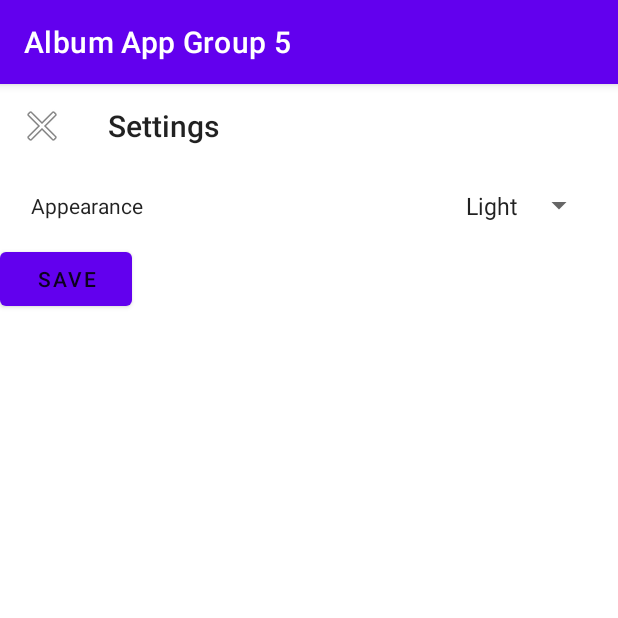
After one commit to dodgero11/AlbumAppGroup5, an Android app: the AppSettings screen opened directly, with no data from a screen before it, on a phone screen of 412 x 824 dp, the top half of it. The commit adds this screen. Run offline under Robolectric (Android 15) with nearby library versions, the phone set to English and light mode, and no system bars.

Commit message:
app settings (theme) [unfinished]
added app settings activity:
- AppSettings class
  + settings are saved using SharePreferences
  + currently only has settings for theme
- app_settings xml layout file
- MainActivity overrides onActivityResult to handle changes from settings (only debug logging currently)
- (misc) changed and added some string resource for the activity, declared activity in manifest

added Global class to declare global variables

*code to change theme between light/dark to be implemented later - use AppCompatActivity and automatic day/night theme colors for views

```diff
--- a/AlbumAppGroup5/app/src/main/AndroidManifest.xml
+++ b/AlbumAppGroup5/app/src/main/AndroidManifest.xml
@@ -28,5 +28,7 @@
             </intent-filter>
         </activity>
 
+        <activity android:name=".activities.AppSettings"/>
+
     </application>
 </manifest>
--- /dev/null
+++ b/AlbumAppGroup5/app/src/main/java/com/example/albumappgroup5/activities/AppSettings.java
@@ -0,0 +1,94 @@
+package com.example.albumappgroup5.activities;
+
+import android.app.Activity;
+import android.content.DialogInterface;
+import android.content.SharedPreferences;
+import android.os.Bundle;
+//import android.util.Log;
+import android.view.View;
+import android.widget.ArrayAdapter;
+import android.widget.Button;
+import android.widget.Spinner;
+import android.widget.Toast;
+import android.widget.Toolbar;
+
+import androidx.annotation.Nullable;
+import androidx.appcompat.app.AlertDialog;
+import androidx.appcompat.app.AppCompatActivity;
+
+import com.example.albumappgroup5.R;
+
+public class AppSettings extends AppCompatActivity {
+    Spinner spinnerAppearance;
+
+    @Override
+    protected void onCreate(@Nullable Bundle savedInstanceState) {
+        super.onCreate(savedInstanceState);
+        setContentView(R.layout.app_settings);
+
+        // bind views
+        spinnerAppearance = findViewById(R.id.spinnerAppearance);
+        final Toolbar settingsToolbar = findViewById(R.id.settingsToolbar);
+        final Button settingsSaveButton = findViewById(R.id.settingsSaveButton);
+
+        // spinner items
+        ArrayAdapter<CharSequence> adapter = ArrayAdapter.createFromResource(this, R.array.appearanceOptions, android.R.layout.simple_spinner_item);
+        adapter.setDropDownViewResource(android.R.layout.simple_spinner_dropdown_item);
+        spinnerAppearance.setAdapter(adapter);
+
+        // toolbar behavior
+        settingsToolbar.setNavigationOnClickListener(new View.OnClickListener() {
+            @Override
+            public void onClick(View v) {
+                new AlertDialog.Builder(AppSettings.this)
+                        .setTitle("Exit settings")
+                        .setMessage("Save your changes?")
+                        .setPositiveButton("Save and exit", new DialogInterface.OnClickListener() {
+                            @Override
+                            public void onClick(DialogInterface dialog, int which) {
+                                saveSettings();
+                                setResult(RESULT_OK);
+                                finish();
+                            }
+                        })
+                        .setNegativeButton("Exit without saving", new DialogInterface.OnClickListener() {
+                            @Override
+                            public void onClick(DialogInterface dialog, int which) {
+                                setResult(RESULT_CANCELED);
+                                finish();
+                            }
+                        })
+                        .show();
+//                finish();
+            }
+        });
+
+        // save button
+        settingsSaveButton.setOnClickListener(v -> {
+            saveSettings();
+            setResult(RESULT_OK);
+            finish();
+        });
+
+        loadSettings(); // get current settings to set selected items
+    }
+
+    private void saveSettings () {
+        SharedPreferences preferences = getSharedPreferences(Global.SETTINGS, Activity.MODE_PRIVATE);
+        SharedPreferences.Editor editor = preferences.edit();
+        editor.putBoolean(Global.SETTINGS_NIGHT, spinnerAppearance.getSelectedItemPosition() == 1);
+        editor.apply();
+        Toast.makeText(this, "Settings changed", Toast.LENGTH_LONG).show();
+    }
+
+    public void loadSettings () {
+        SharedPreferences preferences = getSharedPreferences(Global.SETTINGS, Activity.MODE_PRIVATE);
+        if (preferences == null)
+            return;
+
+        if (preferences.getBoolean(Global.SETTINGS_NIGHT, false))
+            spinnerAppearance.setSelection(1);
+        else
+            spinnerAppearance.setSelection(0);
+    }
+}
--- /dev/null
+++ b/AlbumAppGroup5/app/src/main/java/com/example/albumappgroup5/activities/Global.java
@@ -0,0 +1,6 @@
+package com.example.albumappgroup5.activities;
+
+public class Global {
+    static final String SETTINGS = "user_settings";
+    static final String SETTINGS_NIGHT = "night_mode";
+}
--- a/AlbumAppGroup5/app/src/main/java/com/example/albumappgroup5/activities/MainActivity.java
+++ b/AlbumAppGroup5/app/src/main/java/com/example/albumappgroup5/activities/MainActivity.java
@@ -15,6 +15,7 @@ import android.view.View;
 
 import androidx.activity.result.ActivityResultLauncher;
 import androidx.activity.result.contract.ActivityResultContracts;
+import androidx.annotation.Nullable;
 import androidx.fragment.app.FragmentResultListener;
 import androidx.annotation.NonNull;
 import androidx.appcompat.app.AppCompatActivity;
@@ -108,6 +109,20 @@ public class MainActivity extends AppCompatActivity implements GalleryAdapter.On
         });
 
         checkAndRequestPermissions();
+
+        // testing settings
+//        Intent test = new Intent(this, AppSettings.class);
+//        startActivityForResult(test, 0);
+//        startActivityForResult(test, 0);
+
+    }
+
+    //
+    @Override
+    protected void onActivityResult(int requestCode, int resultCode, @Nullable Intent data) {
+        super.onActivityResult(requestCode, resultCode, data);
+        if (requestCode == 0)
+            Log.v("info", "returned: " + resultCode);
     }
 
     // Reload images when returning to MainActivity
--- /dev/null
+++ b/AlbumAppGroup5/app/src/main/res/layout/app_settings.xml
@@ -0,0 +1,58 @@
+<LinearLayout xmlns:android="http://schemas.android.com/apk/res/android"
+    xmlns:app="http://schemas.android.com/apk/res-auto"
+    xmlns:tools="http://schemas.android.com/tools"
+    android:layout_width="match_parent"
+    android:layout_height="match_parent"
+    android:orientation="vertical">
+
+    <Toolbar
+        android:id="@+id/settingsToolbar"
+        android:layout_width="match_parent"
+        android:layout_height="wrap_content"
+        android:navigationIcon="@android:drawable/ic_menu_close_clear_cancel"
+        android:title="@string/settingsTitle"
+        android:titleTextColor="?android:textColorPrimary" />
+
+    <androidx.constraintlayout.widget.ConstraintLayout
+        android:layout_width="match_parent"
+        android:layout_height="50dp"
+        android:padding="0dp">
+
+        <TextView
+            android:layout_width="wrap_content"
+            android:layout_height="match_parent"
+            android:padding="5dp"
+            android:gravity="center_vertical"
+            android:layout_marginStart="15dp"
+            app:layout_constraintStart_toStartOf="parent"
+            app:layout_constraintTop_toTopOf="parent"
+            android:text="@string/appearance"
+            android:textColor="?android:textColorPrimary"/>
+
+        <Spinner
+            android:id="@+id/spinnerAppearance"
+            android:layout_width="wrap_content"
+            android:layout_height="match_parent"
+            android:padding="5dp"
+            android:layout_marginEnd="15dp"
+            app:layout_constraintEnd_toEndOf="parent"
+            app:layout_constraintTop_toTopOf="parent"
+            android:textColor="?android:textColorPrimary"/>
+    </androidx.constraintlayout.widget.ConstraintLayout>
+
+    <!--  add more for other settings  -->
+
+    <LinearLayout
+        android:layout_width="match_parent"
+        android:layout_height="wrap_content"
+        android:layout_gravity="bottom">
+
+        <Button
+            android:layout_width="wrap_content"
+            android:layout_height="wrap_content"
+            android:text="@string/settingsSave"
+            android:textColor="?android:textColorPrimary"
+            android:id="@+id/settingsSaveButton"/>
+    </LinearLayout>
+
+</LinearLayout>
--- a/AlbumAppGroup5/app/src/main/res/values/strings.xml
+++ b/AlbumAppGroup5/app/src/main/res/values/strings.xml
@@ -5,4 +5,13 @@
     <string name="viewDetails">View details</string>
     <string name="delete">Delete</string>
     <string name="cancel">Cancel</string>
+
+    <!-- app settings -->
+    <string name="settingsTitle">Settings</string>
+    <string name="appearance">Appearance</string>
+    <string-array name="appearanceOptions">
+        <item>Light</item>
+        <item>Dark</item>
+    </string-array>
+    <string name="settingsSave">Save</string>
 </resources>
```
